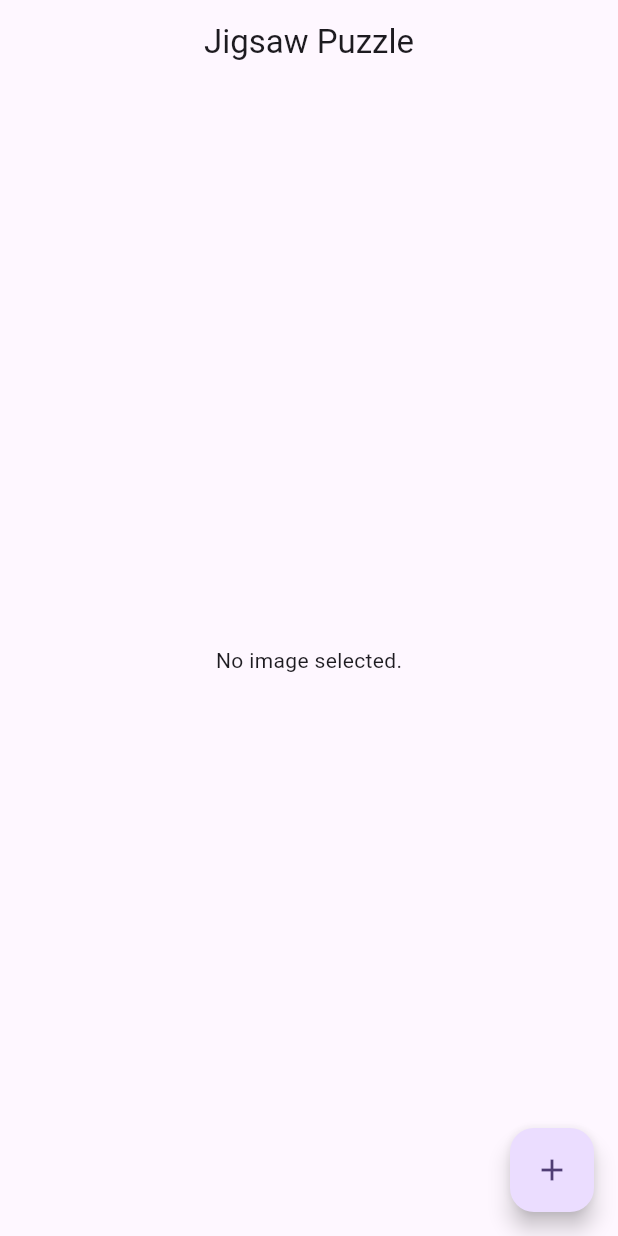
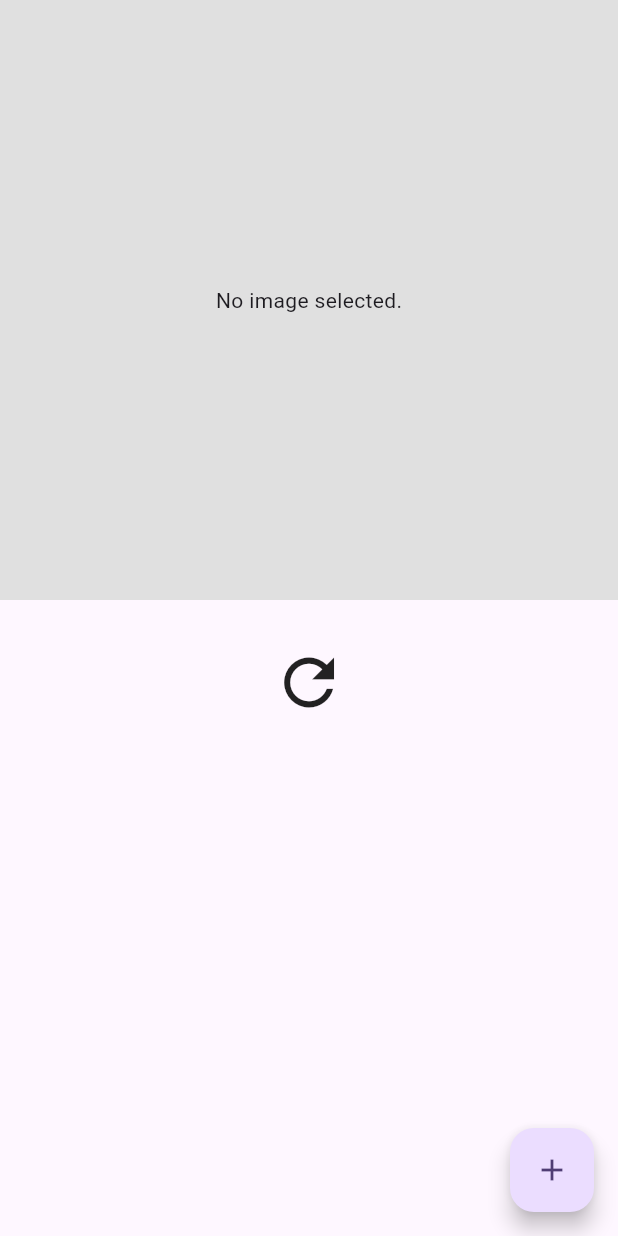
Before and after one commit to Saymmughal/flutter_jigsaw_puzzle, a Flutter app: the screen it shows after launch, on a phone screen of 412 x 824 dp. Run offline on Flutter 3.47's test engine with Material 2 defaults, Android fonts, the phone set to English and light mode, and no system bars; our stand-ins replace image_picker.

Commit message:
seprate puzzle view for package

```diff
--- a/lib/home_page.dart
+++ /dev/null
@@ -1,187 +0,0 @@
-import 'dart:async';
-import 'dart:io';
-
-import 'package:flutter/material.dart';
-import 'package:image_picker/image_picker.dart';
-import 'package:jigsaw_puzzle/puzzle_piece.dart';
-
-class MyHomePage extends StatefulWidget {
-  final String title;
-  final int gridSize = 3;
-  final double imageHeight = 400;
-  final double imageWidth = 384;
-
-  const MyHomePage({Key? key, required this.title}) : super(key: key);
-
-  @override
-  State<MyHomePage> createState() => _MyHomePageState();
-}
-
-class _MyHomePageState extends State<MyHomePage> {
-  File? _image;
-  List<Widget> pieces = [];
-  List<Offset> piecePositions = [];
-
-  double maxTop = 0.0;
-  double maxLeft = 0.0;
-
-  Future getImage(ImageSource source) async {
-    var image = await ImagePicker().pickImage(
-        source: source, maxHeight: 1000, maxWidth: 1000, imageQuality: 50);
-
-    if (image != null) {
-      setState(() {
-        _image = File(image.path);
-        pieces.clear();
-      });
-
-      splitImage(Image.file(_image!));
-    }
-  }
-
-  void checkAllPiecesInCorrectPosition(int row, int col) {
-  final removedPiece = Offset(row.toDouble(), col.toDouble());
-
-  if (piecePositions.remove(removedPiece) && piecePositions.isEmpty) {
-    // Trigger your callback function here when all pieces are correct
-    onAllPiecesCorrect();
-  }
-}
-  void onAllPiecesCorrect() {
-    // Perform your action here
-    debugPrint("All pieces are in the correct positions!");
-  }
-
-  // here we will split the image into small pieces using the rows and columns defined above; each piece will be added to a stack
-  void splitImage(Image currentImage) {
-    Image image = Image(
-      fit: BoxFit.cover,
-      image: currentImage.image, // Reuse the same image
-      height: widget.imageHeight, // Set the desired height here
-      width: widget.imageWidth, // Set the desired width here
-    );
-
-    piecePositions.clear();
-    List<PuzzlePiece> newPieces = [];
-
-    for (int x = 0; x < widget.gridSize; x++) {
-      // Rows
-      for (int y = 0; y < widget.gridSize; y++) {
-        // Colunms
-        newPieces.add(
-          PuzzlePiece(
-            key: GlobalKey(),
-            image: image,
-            imageSize: Size(widget.imageWidth, widget.imageHeight),
-            row: x,
-            col: y,
-            gridSize: widget.gridSize,
-            bringToTop: bringToTop,
-            sendToBack: sendToBack,
-            onAllPiecesCorrect: checkAllPiecesInCorrectPosition,
-          ),
-        );
-
-        piecePositions.add(Offset(x.toDouble(), y.toDouble()));
-      }
-    }
-
-    setState(() {
-      pieces = newPieces;
-    });
-  }
-
-  // Reset Puzzle
-  resetPuzzle() {
-    pieces.clear();
-    piecePositions.clear();
-    splitImage(Image.file(_image!));
-  }
-
-// when the pan of a piece starts, we need to bring it to the front of the stack
-  void bringToTop(Widget widget) {
-    setState(() {
-      pieces.remove(widget);
-      pieces.add(widget);
-    });
-  }
-
-// when a piece reaches its final position, it will be sent to the back of the stack to not get in the way of other, still movable, pieces
-  void sendToBack(Widget widget) {
-    setState(() {
-      pieces.remove(widget);
-      pieces.insert(0, widget);
-    });
-  }
-
-  @override
-  Widget build(BuildContext context) {
-    return Scaffold(
-      appBar: AppBar(
-        centerTitle: true,
-        title: Text(widget.title),
-      ),
-      body: SafeArea(
-        child: Center(
-            child: _image == null
-                ? const Text('No image selected.')
-                : Column(
-                    children: [
-                      Container(
-                          decoration: BoxDecoration(
-                            color: Colors.grey.shade300,
-                          ),
-                          clipBehavior: Clip.hardEdge,
-                          height: widget.imageHeight,
-                          width: widget.imageWidth,
-                          child: Stack(children: pieces)),
-                      const SizedBox(
-                        height: 60,
-                      ),
-                      InkWell(
-                          onTap: () {
-                            resetPuzzle();
-                          },
-                          child: const Icon(
-                            Icons.refresh,
-                            size: 50,
-                          )),
-                    ],
-                  )),
-      ),
-      floatingActionButton: FloatingActionButton(
-        onPressed: () {
-          showModalBottomSheet<void>(
-              context: context,
-              builder: (BuildContext context) {
-                return SafeArea(
-                  child: Column(
-                    mainAxisSize: MainAxisSize.min,
-                    children: <Widget>[
-                      ListTile(
-                        leading: const Icon(Icons.camera),
-                        title: const Text('Camera'),
-                        onTap: () {
-                          getImage(ImageSource.camera);
-                          Navigator.pop(context);
-                        },
-                      ),
-                      ListTile(
-                        leading: const Icon(Icons.image),
-                        title: const Text('Gallery'),
-                        onTap: () {
-                          getImage(ImageSource.gallery);
-                          Navigator.pop(context);
-                        },
-                      ),
-                    ],
-                  ),
-                );
-              });
-        },
-        tooltip: 'New Image',
-        child: const Icon(Icons.add),
-      ),
-    );
-  }
-}
--- a/lib/main.dart
+++ b/lib/main.dart
@@ -1,5 +1,8 @@
+import 'dart:io';
+
 import 'package:flutter/material.dart';
-import 'package:jigsaw_puzzle/home_page.dart';
+import 'package:image_picker/image_picker.dart';
+import 'package:jigsaw_puzzle/puzzle_view.dart';
 
 void main() {
   runApp(const MyApp());
@@ -18,7 +21,100 @@ class MyApp extends StatelessWidget {
         colorScheme: ColorScheme.fromSeed(seedColor: Colors.deepPurple),
         useMaterial3: true,
       ),
-      home: const MyHomePage(title: 'Jigsaw Puzzle'),
+      home: const HomePage(),
     );
   }
 }
+
+class HomePage extends StatefulWidget {
+  const HomePage({super.key});
+
+  @override
+  State<HomePage> createState() => _HomePageState();
+}
+
+class _HomePageState extends State<HomePage> {
+  File? _image;
+  GlobalKey<PuzzleViewState> puzzleKey = GlobalKey<PuzzleViewState>();
+  Future getImage(ImageSource source) async {
+    var image = await ImagePicker().pickImage(
+        source: source, maxHeight: 1000, maxWidth: 1000, imageQuality: 50);
+
+    if (image != null) {
+      setState(() {
+        _image = File(image.path);
+      });
+      puzzleKey.currentState!.generatePuzzle(_image!);
+    }
+  }
+
+  @override
+  Widget build(BuildContext context) {
+    return Scaffold(
+      body: SafeArea(
+        child: SizedBox(
+          height: MediaQuery.of(context).size.height,
+          width: MediaQuery.of(context).size.width,
+          child:
+              Column(
+            children: [
+              PuzzleView(
+                key: puzzleKey,
+                image: _image,
+                height: 400,
+                width: MediaQuery.of(context).size.width,
+                onCompleted: () {},
+              ),
+              const SizedBox(
+                height: 30,
+              ),
+              Center(
+                  child: InkWell(
+                onTap: () {
+                  puzzleKey.currentState!.resetPuzzle();
+                },
+                child: const Icon(
+                  Icons.refresh,
+                  size: 50,
+                ),
+              )),
+            ],
+          ),
+        ),
+      ),
+      floatingActionButton: FloatingActionButton(
+        onPressed: () {
+          showModalBottomSheet<void>(
+              context: context,
+              builder: (BuildContext context) {
+                return SafeArea(
+                  child: Column(
+                    mainAxisSize: MainAxisSize.min,
+                    children: <Widget>[
+                      ListTile(
+                        leading: const Icon(Icons.camera),
+                        title: const Text('Camera'),
+                        onTap: () {
+                          getImage(ImageSource.camera);
+                          Navigator.pop(context);
+                        },
+                      ),
+                      ListTile(
+                        leading: const Icon(Icons.image),
+                        title: const Text('Gallery'),
+                        onTap: () {
+                          getImage(ImageSource.gallery);
+                          Navigator.pop(context);
+                        },
+                      ),
+                    ],
+                  ),
+                );
+              });
+        },
+        tooltip: 'New Image',
+        child: const Icon(Icons.add),
+      ),
+    );
+  }
+}
--- /dev/null
+++ b/lib/puzzle_view.dart
@@ -0,0 +1,118 @@
+import 'dart:io';
+
+import 'package:flutter/material.dart';
+import 'package:jigsaw_puzzle/puzzle_piece.dart';
+
+class PuzzleView extends StatefulWidget {
+  final File? image;
+  final int gridSize;
+  final double height;
+  final double width;
+  final Color? backgroundColor;
+  final VoidCallback? onCompleted;
+
+  const PuzzleView(
+      {Key? key,
+      required this.image,
+      required this.height,
+      required this.width,
+      this.onCompleted,
+      this.backgroundColor,
+      this.gridSize = 4})
+      : super(key: key);
+
+  @override
+  PuzzleViewState createState() => PuzzleViewState();
+}
+
+class PuzzleViewState extends State<PuzzleView> {
+  List<Widget> _pieces = [];
+  final List<Offset> _piecePositions = [];
+
+  void _checkAllPiecesInCorrectPosition(int row, int col) {
+    final removedPiece = Offset(row.toDouble(), col.toDouble());
+
+    if (_piecePositions.remove(removedPiece) && _piecePositions.isEmpty) {
+      // Trigger your callback function here when all pieces are correct
+      widget.onCompleted!();
+    }
+  }
+
+  // here we will split the image into small pieces using the rows and columns defined above; each piece will be added to a stack
+  void generatePuzzle(File newImage) {
+    Image currentImage = Image.file(newImage);
+    _pieces.clear();
+    Image image = Image(
+      fit: BoxFit.cover,
+      image: currentImage.image, // Reuse the same image
+      height: widget.height, // Set the desired height here
+      width: widget.width, // Set the desired width here
+    );
+
+    _piecePositions.clear();
+    List<PuzzlePiece> newPieces = [];
+
+    for (int x = 0; x < widget.gridSize; x++) {
+      // Rows
+      for (int y = 0; y < widget.gridSize; y++) {
+        // Colunms
+        newPieces.add(
+          PuzzlePiece(
+            key: GlobalKey(),
+            image: image,
+            imageSize: Size(widget.width, widget.height),
+            row: x,
+            col: y,
+            gridSize: widget.gridSize,
+            bringToTop: _bringToTop,
+            sendToBack: _sendToBack,
+            onAllPiecesCorrect: _checkAllPiecesInCorrectPosition,
+          ),
+        );
+
+        _piecePositions.add(Offset(x.toDouble(), y.toDouble()));
+      }
+    }
+
+    setState(() {
+      _pieces = newPieces;
+    });
+  }
+
+  // Reset Puzzle
+  resetPuzzle() {
+    if (_pieces.isNotEmpty) {
+      generatePuzzle(widget.image!);
+    }
+  }
+
+// when the pan of a piece starts, we need to bring it to the front of the stack
+  void _bringToTop(Widget widget) {
+    setState(() {
+      _pieces.remove(widget);
+      _pieces.add(widget);
+    });
+  }
+
+// when a piece reaches its final position, it will be sent to the back of the stack to not get in the way of other, still movable, pieces
+  void _sendToBack(Widget widget) {
+    setState(() {
+      _pieces.remove(widget);
+      _pieces.insert(0, widget);
+    });
+  }
+
+  @override
+  Widget build(BuildContext context) {
+    return Container(
+        decoration: BoxDecoration(
+          color: widget.backgroundColor ?? Colors.grey.shade300,
+        ),
+        clipBehavior: Clip.hardEdge,
+        height: widget.height,
+        width: widget.width,
+        child: _pieces.isEmpty
+            ? const Center(child: Text('No image selected.'))
+            : Stack(children: _pieces));
+  }
+}
```
